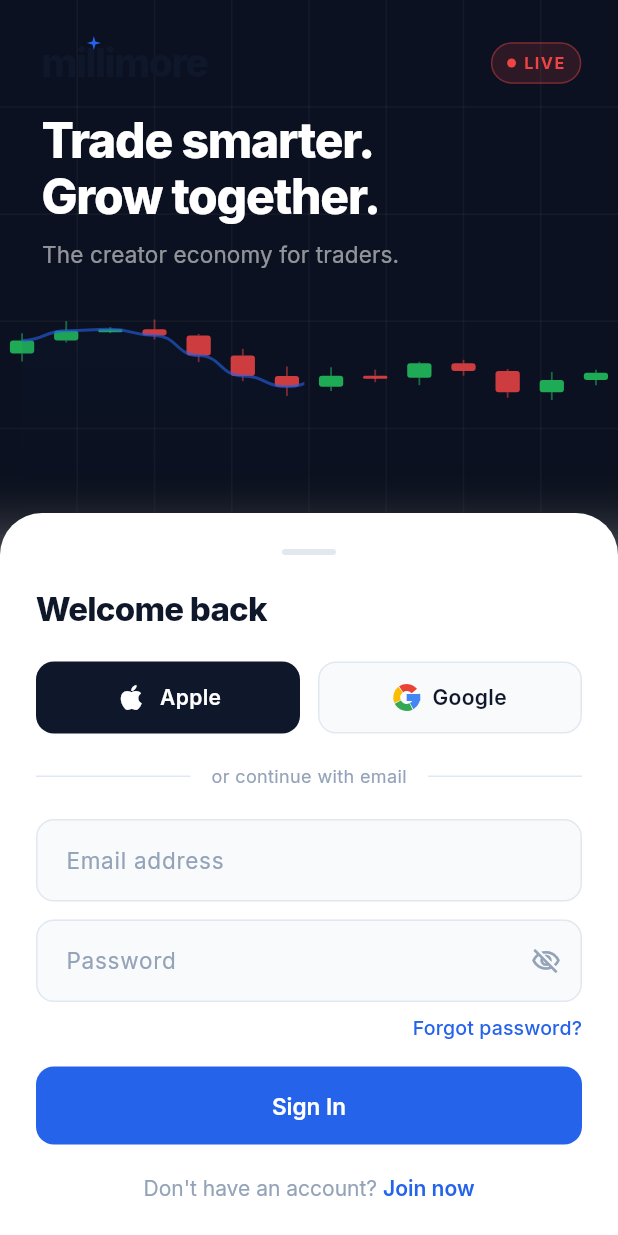
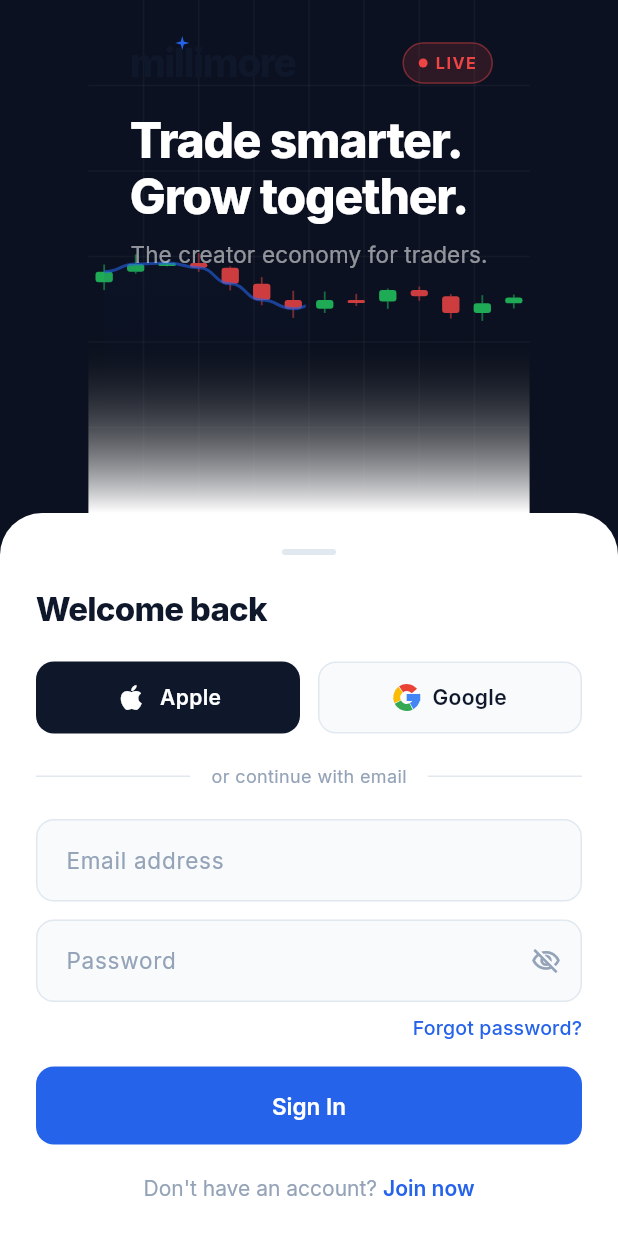
Before and after one commit to shazerlone/tv_license_app, a Flutter app: the screen it shows after launch, after a tap on "Skip", on a phone screen of 412 x 824 dp. Run offline on Flutter 3.47's test engine with Material 3 defaults, Android fonts, the phone set to English and light mode, and no system bars; our stand-ins replace camera, google_fonts; missing offline and left inert: dart:html; accounts and stored records are empty.

Commit message:
Fix responsive scaling: clamp text scale, make login & account-type adapt to phone size
- Global text-scale clamp (0.9–1.05) so the OS font-size setting can't inflate
  the UI ('zoomed / uncle' look) or shrink it — applies to every screen.
- Login: replace the fixed-height Stack (panel covered the hero candles on
  short phones) with a Column — hero always keeps its space, panel caps at 62%
  and scrolls; scaffold no longer resizes (panel pads for the keyboard itself).
- Account-type screen: scroll-when-tight (LayoutBuilder + IntrinsicHeight) so
  the 3-line heading + cards + button never overflow on small devices while
  staying bottom-anchored on roomy ones.

Co-Authored-By: Claude Opus 4.8 <noreply@anthropic.com>
Claude-Session: https://claude.ai/code/session_01KSLhgA3su6KMHBKNL29uhB

```diff
--- a/lib/main.dart
+++ b/lib/main.dart
@@ -44,6 +44,18 @@ class _MillimoreAppState extends State<MillimoreApp> {
           title: 'millimore',
           debugShowCheckedModeBanner: false,
           theme: AppTheme.theme,
+          // Keep the layout compact and consistent regardless of the device's
+          // OS font-size setting: clamp text scaling to a tight range so the UI
+          // never balloons ("zoomed") or collapses on any phone.
+          builder: (context, child) {
+            final mq = MediaQuery.of(context);
+            return MediaQuery(
+              data: mq.copyWith(
+                textScaler: mq.textScaler.clamp(minScaleFactor: 0.9, maxScaleFactor: 1.05),
+              ),
+              child: child!,
+            );
+          },
           home: const SplashScreen(),
         ),
       ),
--- a/lib/screens/account_type_screen.dart
+++ b/lib/screens/account_type_screen.dart
@@ -88,11 +88,15 @@ class _AccountTypeScreenState extends State<AccountTypeScreen>
     return Scaffold(
       backgroundColor: AppColors.background,
       body: SafeArea(
-        child: Padding(
-          padding: const EdgeInsets.symmetric(horizontal: 24),
-          child: Column(
-            crossAxisAlignment: CrossAxisAlignment.start,
-            children: [
+        child: LayoutBuilder(
+          builder: (context, constraints) => SingleChildScrollView(
+            padding: const EdgeInsets.symmetric(horizontal: 24),
+            child: ConstrainedBox(
+              constraints: BoxConstraints(minHeight: constraints.maxHeight),
+              child: IntrinsicHeight(
+                child: Column(
+                  crossAxisAlignment: CrossAxisAlignment.start,
+                  children: [
               const SizedBox(height: 20),
               FadeTransition(
                 opacity: _entryFade,
@@ -178,7 +182,10 @@ class _AccountTypeScreenState extends State<AccountTypeScreen>
                 ),
               ),
               const SizedBox(height: 28),
-            ],
+                  ],
+                ),
+              ),
+            ),
           ),
         ),
       ),
--- a/lib/screens/login_screen.dart
+++ b/lib/screens/login_screen.dart
@@ -144,23 +144,25 @@ class _LoginScreenState extends State<LoginScreen>
     final size = MediaQuery.of(context).size;
     return Scaffold(
       backgroundColor: const Color(0xFF0B1120),
-      resizeToAvoidBottomInset: true,
-      body: Stack(
+      // The panel scrolls internally and pads for the keyboard, so we keep the
+      // scaffold from resizing (which would fight the Column layout).
+      resizeToAvoidBottomInset: false,
+      body: Column(
         children: [
-          FadeTransition(
-            opacity: _heroFade,
-            child: SizedBox(
-              width: size.width,
-              height: size.height * 0.52,
+          // Hero fills whatever space the panel leaves — candles never get
+          // covered, and it scales cleanly across phone sizes.
+          Expanded(
+            child: FadeTransition(
+              opacity: _heroFade,
               child: const _LoginHero(),
             ),
           ),
-          Align(
-            alignment: Alignment.bottomCenter,
-            child: SlideTransition(
-              position: _panelSlide,
-              child: FadeTransition(
-                opacity: _panelFade,
+          SlideTransition(
+            position: _panelSlide,
+            child: FadeTransition(
+              opacity: _panelFade,
+              child: ConstrainedBox(
+                constraints: BoxConstraints(maxHeight: size.height * 0.62),
                 child: _LoginPanel(
                   formKey: _formKey,
                   emailController: _emailController,
```
